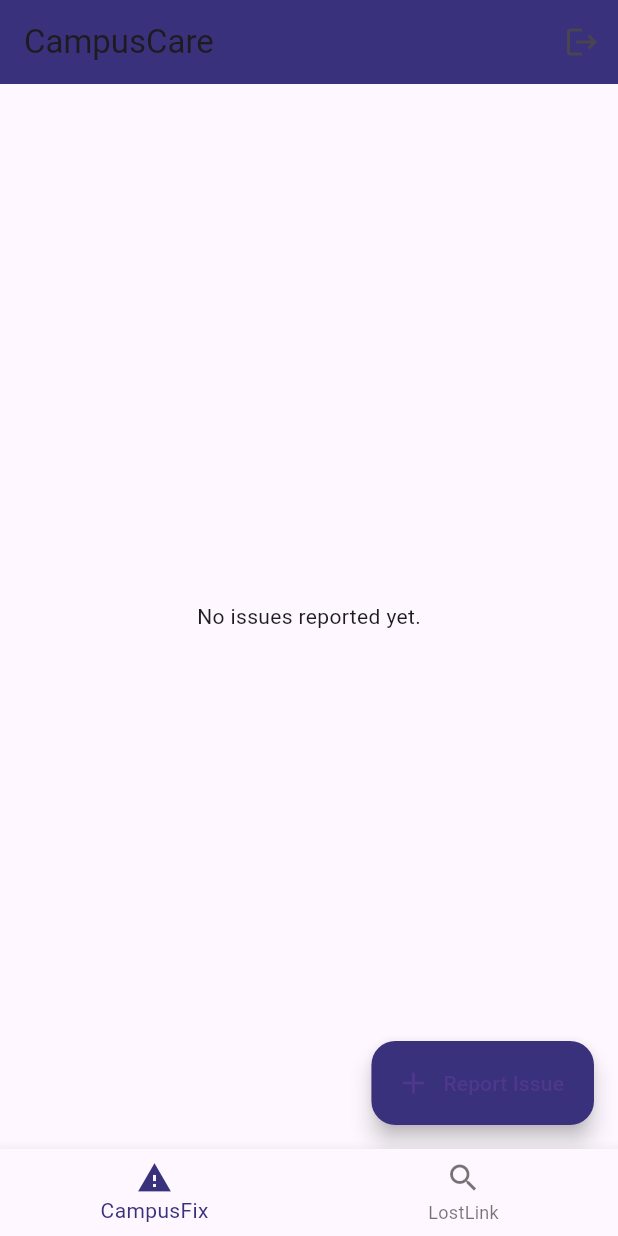
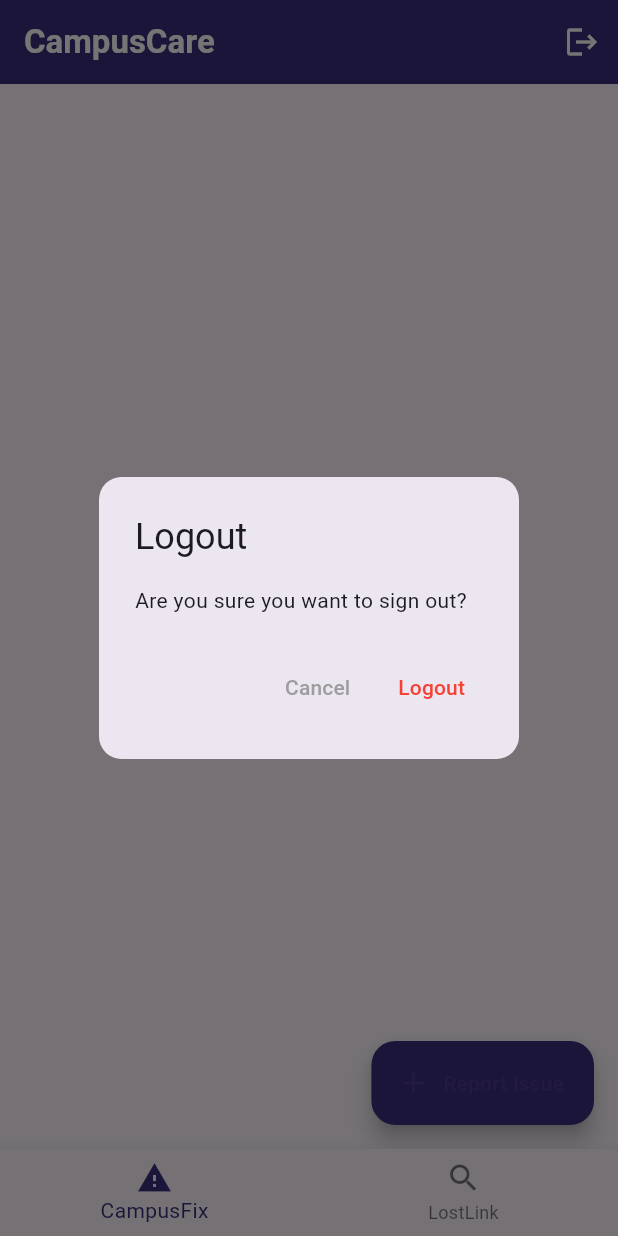
Before and after one commit to Aditi311555/PSDL_MiniProject, a Flutter app: the DashboardPage screen opened directly with empty values, after a tap on the "logout" icon, on a phone screen of 412 x 824 dp. Run offline on Flutter 3.47's test engine with Material 3 defaults, Android fonts, the phone set to English and light mode, and no system bars; our stand-ins replace cloud_firestore, firebase_core, image_picker; accounts and stored records are empty; network calls fail.

Commit message:
Added logout confirmation

```diff
--- a/lib/features/dashboard/dashboard_page.dart
+++ b/lib/features/dashboard/dashboard_page.dart
@@ -1,5 +1,7 @@
 import 'package:flutter/material.dart';
 
+// Corrected imports matching your exact file names and structure
+import '../auth/login.dart';
 import '../issues/issues_page.dart';
 import '../lost_found/lost_found_page.dart';
 
@@ -19,26 +21,57 @@ class _DashboardPageState extends State<DashboardPage> {
   @override
   void initState() {
     super.initState();
-    // Initialize pages, passing the current user down
+    // Passing current user data to the sub-pages
     _pages = [
       IssuesPage(currentUser: widget.currentUser),
       LostFoundPage(currentUser: widget.currentUser),
     ];
   }
 
+  void _handleLogout() {
+    showDialog(
+      context: context,
+      builder: (BuildContext context) {
+        return AlertDialog(
+          shape: RoundedRectangleBorder(borderRadius: BorderRadius.circular(15)),
+          title: Text("Logout"),
+          content: Text("Are you sure you want to sign out?"),
+          actions: [
+            TextButton(
+              child: Text("Cancel", style: TextStyle(color: Colors.grey)),
+              onPressed: () => Navigator.of(context).pop(),
+            ),
+            TextButton(
+              child: Text("Logout", style: TextStyle(color: Colors.red)),
+              onPressed: () {
+                Navigator.of(context).pop();
+
+                // Navigating back to LoginPage
+                // Note: Ensure the class inside login.dart is named LoginPage
+                Navigator.pushAndRemoveUntil(
+                  context,
+                  MaterialPageRoute(builder: (context) => LoginPage()),
+                      (route) => false,
+                );
+              },
+            ),
+          ],
+        );
+      },
+    );
+  }
+
   @override
   Widget build(BuildContext context) {
     return Scaffold(
       appBar: AppBar(
-        title: Text("CampusCare"),
+        title: Text("CampusCare", style: TextStyle(fontWeight: FontWeight.bold)),
         backgroundColor: Color(0xFF3a317c),
+        foregroundColor: Colors.white,
         actions: [
           IconButton(
             icon: Icon(Icons.logout),
-            onPressed: () => Navigator.pushReplacementNamed(
-              context,
-              '/login',
-            ), // Assuming you set up routes
+            onPressed: _handleLogout,
           ),
         ],
       ),
@@ -52,7 +85,10 @@ class _DashboardPageState extends State<DashboardPage> {
             icon: Icon(Icons.report_problem),
             label: "CampusFix",
           ),
-          BottomNavigationBarItem(icon: Icon(Icons.search), label: "LostLink"),
+          BottomNavigationBarItem(
+            icon: Icon(Icons.search),
+            label: "LostLink",
+          ),
         ],
       ),
     );
```
